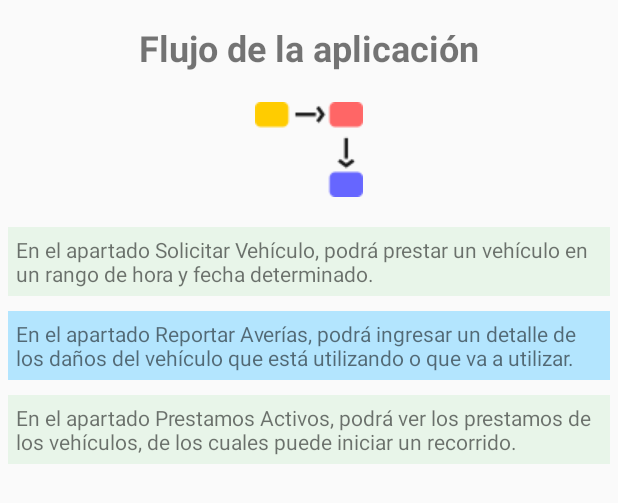
After one commit to joseocampo/Vehicle_Tracker_System_App, an Android app: the layout fragment_app__help.xml on its own in the app's theme, with its tools: preview values and no code run, on a phone screen of 412 x 824 dp. The commit adds this screen. Shown: the top 503 px of the screen. Run offline under Robolectric (Android 15) with nearby library versions, the phone set to English and light mode, and no system bars; network calls fail.

Commit message:
se agrgo un apartado de ayuda

```diff
--- a/app/src/main/java/joseocampo/VehicleTrackerSystemApp/com/FailureReport.java
+++ b/app/src/main/java/joseocampo/VehicleTrackerSystemApp/com/FailureReport.java
@@ -154,7 +154,9 @@ public class FailureReport extends AppCompatActivity implements Response.ErrorLi
 
 
     @Override
-    public void onErrorResponse(VolleyError error) {}
+    public void onErrorResponse(VolleyError error) {
+        Toast.makeText(getApplicationContext(), "Algo salio mal!", Toast.LENGTH_LONG).show();
+    }
 
     @Override
     public void onResponse(JSONArray response) {
--- a/app/src/main/java/joseocampo/VehicleTrackerSystemApp/com/LocationView.java
+++ b/app/src/main/java/joseocampo/VehicleTrackerSystemApp/com/LocationView.java
@@ -92,6 +92,7 @@ public class LocationView extends FragmentActivity implements OnMapReadyCallback
         btnSatelital = (Button) findViewById(R.id.btnSatelital);
         finish_image = (ImageView) findViewById(R.id.finish_image);
 
+        //eventos para todos los componentes de la vista
         addEvents();
 
         Bundle bundle = getIntent().getExtras();
--- a/app/src/main/java/joseocampo/VehicleTrackerSystemApp/com/PantallaPrincipal.java
+++ b/app/src/main/java/joseocampo/VehicleTrackerSystemApp/com/PantallaPrincipal.java
@@ -27,7 +27,8 @@ public class PantallaPrincipal extends AppCompatActivity
         implements NavigationView.OnNavigationItemSelectedListener,
         FragmentSolicitarVhiculo.OnFragmentInteractionListener,
         ProfileFragment.OnFragmentInteractionListener,
-        WelcomePage.OnFragmentInteractionListener
+        WelcomePage.OnFragmentInteractionListener,
+        App_Help.OnFragmentInteractionListener
         {
 
     private String userId;
@@ -160,6 +161,9 @@ public class PantallaPrincipal extends AppCompatActivity
         }else if(id == R.id.welcome_page){
             fragment = new WelcomePage();
             selectedFragment  = true;
+        }else if(id == R.id.user_help){
+            fragment = new App_Help();
+            selectedFragment  = true;
         }
         if (selectedFragment) {
             getSupportFragmentManager().beginTransaction().replace(R.id.content_main, fragment).commit();
--- /dev/null
+++ b/app/src/main/res/layout/fragment_app__help.xml
@@ -0,0 +1,73 @@
+<?xml version="1.0" encoding="utf-8"?>
+<FrameLayout xmlns:android="http://schemas.android.com/apk/res/android"
+    xmlns:app="http://schemas.android.com/apk/res-auto"
+    xmlns:tools="http://schemas.android.com/tools"
+    android:layout_width="match_parent"
+    android:layout_height="match_parent"
+    tools:context=".App_Help">
+
+    <LinearLayout
+        android:layout_width="match_parent"
+        android:layout_height="match_parent"
+        android:orientation="vertical">
+
+        <TextView
+            android:id="@+id/textView"
+            android:layout_width="match_parent"
+            android:layout_height="wrap_content"
+            android:layout_marginLeft="5dp"
+            android:layout_marginTop="15dp"
+            android:layout_marginRight="5dp"
+            android:layout_marginBottom="20dp"
+            android:gravity="center"
+            android:text="Flujo de la aplicación"
+            android:textSize="24sp"
+            android:textStyle="bold" />
+
+        <ImageView
+            android:id="@+id/imageView5"
+            android:layout_width="match_parent"
+            android:layout_height="wrap_content"
+            android:layout_marginLeft="5dp"
+            android:layout_marginRight="5dp"
+            android:layout_marginBottom="20dp"
+            android:src="@drawable/app_fluit" />
+
+        <LinearLayout
+            android:layout_width="match_parent"
+            android:layout_height="match_parent"
+            android:layout_marginLeft="5dp"
+            android:layout_marginRight="5dp"
+            android:layout_marginBottom="10dp"
+            android:orientation="vertical">
+
+            <TextView
+                android:id="@+id/textView8"
+                android:layout_width="match_parent"
+                android:layout_height="wrap_content"
+                android:layout_marginBottom="10dp"
+                android:background="#E8F5E9"
+                android:padding="5dp"
+                android:text="En el apartado Solicitar Vehículo, podrá prestar un vehículo en un rango de hora y fecha determinado." />
+
+            <TextView
+                android:id="@+id/textView9"
+                android:layout_width="match_parent"
+                android:layout_height="wrap_content"
+                android:layout_marginBottom="10dp"
+                android:background="#B3E5FE"
+                android:padding="5dp"
+                android:text="En el apartado Reportar Averías, podrá ingresar un detalle de los daños del vehículo que está utilizando o que va a utilizar." />
+
+            <TextView
+                android:id="@+id/textView10"
+                android:layout_width="match_parent"
+                android:layout_height="wrap_content"
+                android:layout_marginBottom="10dp"
+                android:background="#E8F5E9"
+                android:padding="5dp"
+                android:text="En el apartado Prestamos Activos, podrá ver los prestamos de los vehículos, de los cuales puede iniciar un recorrido." />
+        </LinearLayout>
+
+    </LinearLayout>
+</FrameLayout>
```
Also changed, not shown: app/src/main/java/joseocampo/VehicleTrackerSystemApp/com/App_Help.java (added, +115 -0 lines), app/src/main/res/menu/activity_pantalla_principal_drawer.xml (+6 -1 lines), app/src/main/res/drawable/app_fluit.png (added), app/src/main/res/drawable/app_help.png (added).
